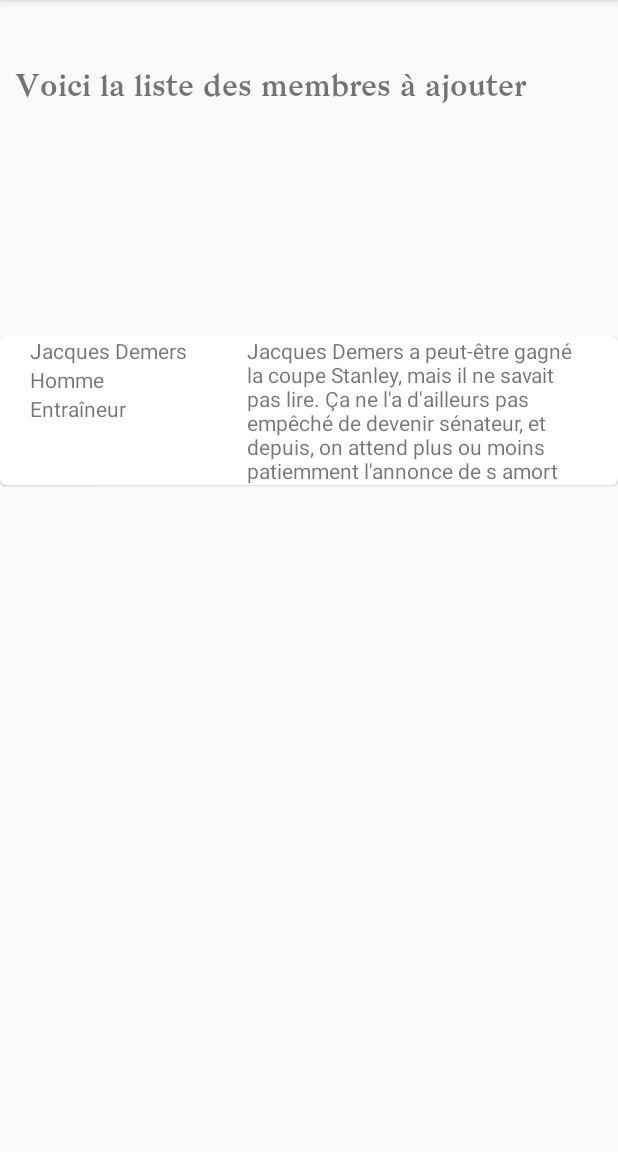
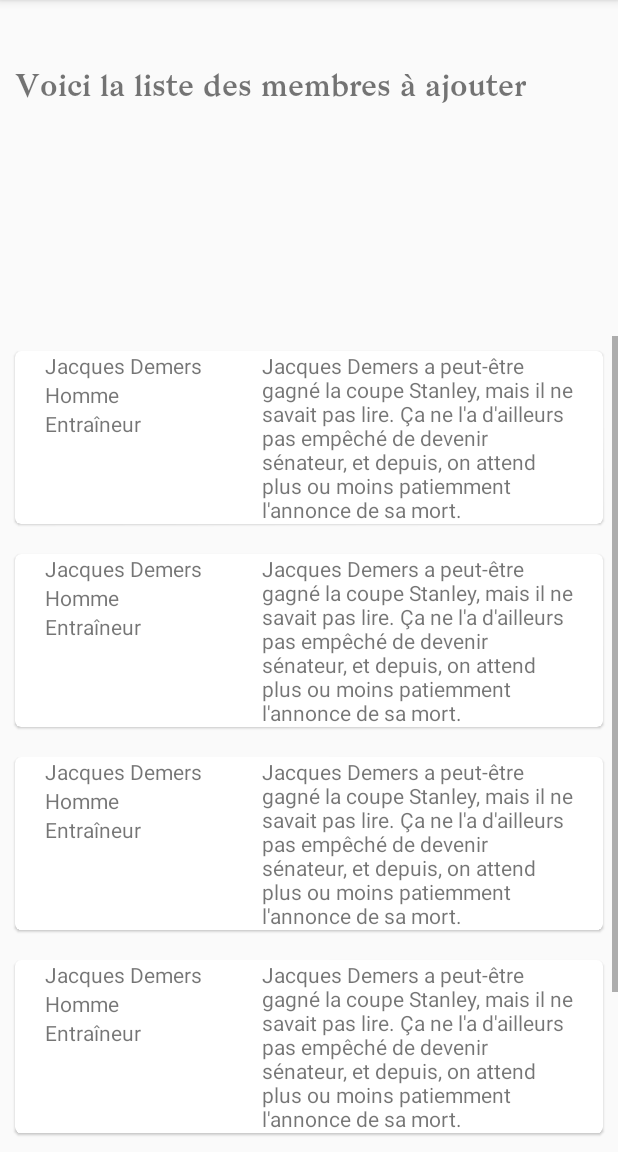
Before and after one commit to patrick-lainesse/nav_drawer_parcelable, an Android app: the fragment FragmentB placed in its activity, on a phone screen of 412 x 824 dp, the part 84-1236 px from its top. Run offline under Robolectric (Android 15) with nearby library versions, the phone set to English and light mode, and no system bars; 2 statements that could not run were skipped.

Commit message:
RecyclerView et CardView implémentés pour afficher des listes de membres, mais code à nettoyer.

```diff
--- a/app/src/main/java/com/example/tp1_exercice2/FragmentB.java
+++ b/app/src/main/java/com/example/tp1_exercice2/FragmentB.java
@@ -9,14 +9,20 @@ import android.widget.LinearLayout;
 import android.widget.RelativeLayout;
 import android.widget.TextView;
 
+import androidx.cardview.widget.CardView;
 import androidx.fragment.app.Fragment;
+import androidx.recyclerview.widget.LinearLayoutManager;
+import androidx.recyclerview.widget.RecyclerView;
 
 import com.google.android.material.card.MaterialCardView;
 import com.google.android.material.textview.MaterialTextView;
 
+import java.util.ArrayList;
+import java.util.List;
+
 public class FragmentB extends Fragment {
 
-    LinearLayout layout;
+    // LinearLayout layout; // nécessaire ????
 
     @Override
     public View onCreateView (LayoutInflater inflater, ViewGroup container, Bundle savedInstanceState) {
@@ -25,15 +31,48 @@ public class FragmentB extends Fragment {
 
         setMessage(view);
 
-        ViewGroup monVG = view.findViewById(R.id.layout_enregistrer);
 
-        View premMembre = LayoutInflater.from(view.getContext()).inflate(R.layout.membre_card, null);
+        // on récupère une référence sur le recycler view pour y afficher
+        // les infos des membres à ajouter au .txt
+        RecyclerView recMembres = view.findViewById(R.id.fragB_recycler);
+        //recMembres.setHasFixedSize(true);                           // essayer d'enlever ça???
+        //LinearLayoutManager llm = new LinearLayoutManager(view.getContext());
+        LinearLayoutManager llm = new LinearLayoutManager(getActivity());
+// ou getActivity ??????
+        //llm.setOrientation(LinearLayoutManager.VERTICAL);
+        //recMembres.setLayoutManager(llm);         // déplacée plus bas
+
+
+
+        Membre premierMembre = new Membre("Demers", "Jacques", "Homme", "Entraîneur", "Jacques Demers a peut-être gagné la coupe Stanley, mais il ne savait pas lire. Ça ne l'a d'ailleurs pas empêché de devenir sénateur, et depuis, on attend plus ou moins patiemment l'annonce de sa mort.");
+
+        List<Membre> listMembre = new ArrayList<>();
+
+        listMembre.add(premierMembre);
+        listMembre.add(premierMembre);
+        listMembre.add(premierMembre);
+        listMembre.add(premierMembre);
+        listMembre.add(premierMembre);
+
+        MembresAdapter mAdapter = new MembresAdapter(listMembre);
+
+        recMembres.setAdapter(mAdapter);
+
+        recMembres.setLayoutManager(llm);
+
+
+        //ViewGroup monVG = view.findViewById(R.id.layout_enregistrer);
+
+
+
+
+        /*View premMembre = LayoutInflater.from(view.getContext()).inflate(R.layout.membre_card, null);
         monVG.addView(premMembre);
 
-/*
+*//*
         View premMembre2 = LayoutInflater.from(view.getContext()).inflate(R.layout.membre_card, null);
         monVG.addView(premMembre2);
-*/
+*//*
 
         MaterialTextView tv1 = monVG.findViewById(R.id.card_nom);
         MaterialTextView tv2 = monVG.findViewById(R.id.card_sexe);
@@ -44,7 +83,7 @@ public class FragmentB extends Fragment {
         tv1.setText("Jacques Demers");
         tv2.setText("Homme");
         tv3.setText("Entraîneur");
-        tv4.setText("Jacques Demers a peut-être gagné la coupe Stanley, mais il ne savait pas lire. Ça ne l'a d'ailleurs pas empêché de devenir sénateur, et depuis, on attend plus ou moins patiemment l'annonce de s amort");
+        tv4.setText("Jacques Demers a peut-être gagné la coupe Stanley, mais il ne savait pas lire. Ça ne l'a d'ailleurs pas empêché de devenir sénateur, et depuis, on attend plus ou moins patiemment l'annonce de s amort");*/
 
         // voir p.33 des adapters, il faut faire un simple adapter pour ce projet
 
--- a/app/src/main/java/com/example/tp1_exercice2/MainActivity.java
+++ b/app/src/main/java/com/example/tp1_exercice2/MainActivity.java
@@ -10,6 +10,7 @@ package com.example.tp1_exercice2;
         Ressources utilisées:
         Icônes: https://material.io/resources/icons/?style=baseline
         TVAC, tutoriel material design: https://www.youtube.com/watch?v=VD3YItr9nMg
+        RecyclerView et Cards: https://www.binpress.com/android-recyclerview-cardview-guide/
 
         Ajouter les fragments au manifest????
 
--- /dev/null
+++ b/app/src/main/java/com/example/tp1_exercice2/MembresAdapter.java
@@ -0,0 +1,68 @@
+package com.example.tp1_exercice2;
+
+import android.view.LayoutInflater;
+import android.view.View;
+import android.view.ViewGroup;
+
+import androidx.annotation.NonNull;
+import androidx.recyclerview.widget.RecyclerView;
+
+import com.google.android.material.textview.MaterialTextView;
+
+import java.util.ArrayList;
+import java.util.List;
+import java.util.Objects;
+
+public class MembresAdapter extends RecyclerView.Adapter<MembresAdapter.MembresViewHolder> {
+
+    private List<Membre> listeMembres;
+
+    // constructeur pour l'adapteur
+    public MembresAdapter(List<Membre> listeMembres) {
+        this.listeMembres = listeMembres;
+    }
+
+    @NonNull
+    @Override
+    public MembresViewHolder onCreateViewHolder(@NonNull ViewGroup parent, int viewType) {
+
+        View viewCarte = LayoutInflater.from(parent.getContext()).inflate(R.layout.membre_card, parent, false);
+
+        return new MembresViewHolder(viewCarte);
+    }
+
+    @Override
+    public void onBindViewHolder(@NonNull MembresViewHolder holder, int position) {
+        Membre membre = listeMembres.get(position);
+        holder.cardNom.setText(membre.getPrenom() + " " + membre.getNom());
+        holder.cardSexe.setText(membre.getSexe());
+        holder.cardFonction.setText(membre.getFonction());
+        holder.cardCommentaires.setText(membre.getCommentaires());
+
+    }
+
+    @Override
+    public int getItemCount() {
+        return listeMembres.size();
+    }
+
+
+
+    public class MembresViewHolder extends RecyclerView.ViewHolder {
+
+        protected MaterialTextView cardNom;
+        protected MaterialTextView cardSexe;
+        protected MaterialTextView cardFonction;
+        protected MaterialTextView cardCommentaires;
+
+        public MembresViewHolder(@NonNull View itemView) {
+            super(itemView);
+
+            cardNom = itemView.findViewById(R.id.card_nom);
+            cardSexe = itemView.findViewById(R.id.card_sexe);
+            cardFonction = itemView.findViewById(R.id.card_fonction);
+            cardCommentaires = itemView.findViewById(R.id.card_commentaires);
+
+        }
+    }
+}
--- /dev/null
+++ b/app/src/main/java/com/example/tp1_exercice2/MembresViewHolder.java
@@ -0,0 +1,28 @@
+package com.example.tp1_exercice2;
+
+import android.view.View;
+
+import androidx.annotation.NonNull;
+import androidx.recyclerview.widget.RecyclerView;
+
+import com.google.android.material.textview.MaterialTextView;
+
+
+// classe qui place les infos des membres dans les Cards à ajouter au RecyclerView
+
+public class MembresViewHolder extends RecyclerView.ViewHolder {
+
+    protected MaterialTextView cardNom;
+    protected MaterialTextView cardSexe;
+    protected MaterialTextView cardFonction;
+    protected MaterialTextView cardCommentaires;
+
+    public MembresViewHolder(@NonNull View itemView) {
+        super(itemView);
+
+        cardNom = itemView.findViewById(R.id.card_nom);
+        cardSexe = itemView.findViewById(R.id.card_sexe);
+        cardFonction = itemView.findViewById(R.id.card_fonction);
+        cardCommentaires = itemView.findViewById(R.id.card_commentaires);
+    }
+}
--- a/app/src/main/res/layout/frag_enregistrer.xml
+++ b/app/src/main/res/layout/frag_enregistrer.xml
@@ -24,10 +24,10 @@
         android:layout_marginTop="100dp"
         android:textSize="40dp"/>
 
-<!--    <androidx.recyclerview.widget.RecyclerView
+    <androidx.recyclerview.widget.RecyclerView
         android:id="@+id/fragB_recycler"
         android:scrollbars="vertical"
         android:layout_width="match_parent"
-        android:layout_height="match_parent"/>-->
+        android:layout_height="match_parent"/>
 
 </LinearLayout>
```
